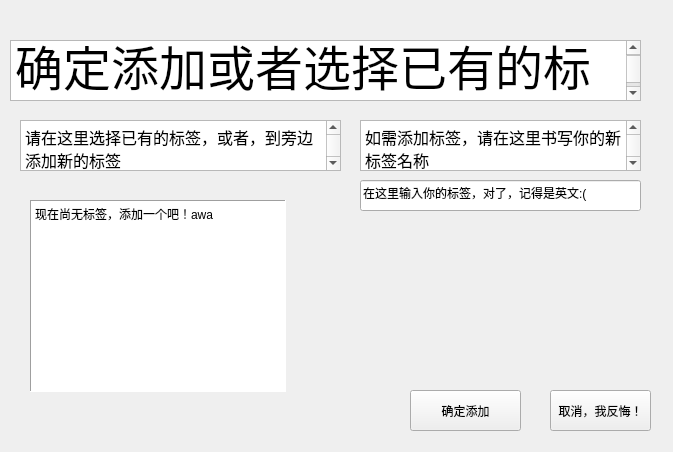
Before: the Qt Designer form JLU_Image_TransAnd_Label/labelquerydialog.ui in Charliechen114514/Jilin_University_ImageLabel_SoftWare, drawn with Qt 5.
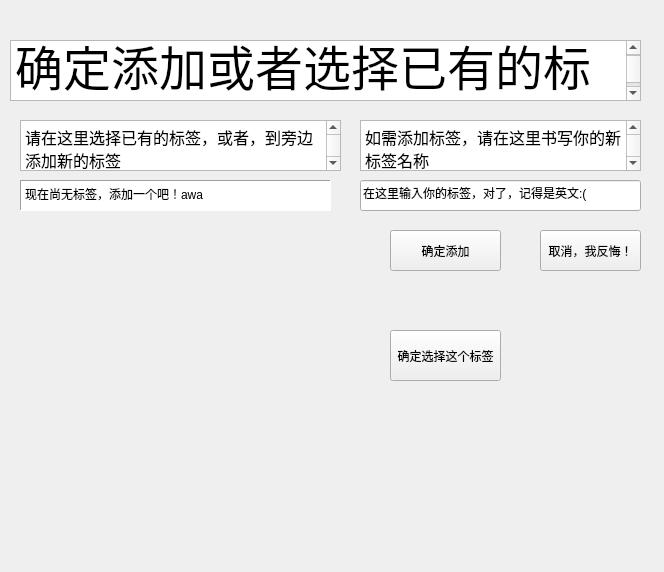
After: the same form once the commit is applied. Custom widgets are drawn as their Qt base class.

What changed in the file:
```diff
--- a/JLU_Image_TransAnd_Label/labelquerydialog.ui
+++ b/JLU_Image_TransAnd_Label/labelquerydialog.ui
@@ -6,8 +6,8 @@
    <rect>
     <x>0</x>
     <y>0</y>
-    <width>673</width>
-    <height>452</height>
+    <width>664</width>
+    <height>572</height>
    </rect>
   </property>
   <property name="windowTitle">
@@ -69,8 +69,8 @@
   <widget class="QPushButton" name="acceptAndAddBtn">
    <property name="geometry">
     <rect>
-     <x>410</x>
-     <y>390</y>
+     <x>390</x>
+     <y>230</y>
      <width>111</width>
      <height>41</height>
     </rect>
@@ -82,8 +82,8 @@
   <widget class="QPushButton" name="rejectAndTryAgainBtn">
    <property name="geometry">
     <rect>
-     <x>550</x>
-     <y>390</y>
+     <x>540</x>
+     <y>230</y>
      <width>101</width>
      <height>41</height>
     </rect>
@@ -116,17 +116,26 @@
    <property name="geometry">
     <rect>
      <x>30</x>
-     <y>200</y>
+     <y>220</y>
      <width>311</width>
-     <height>221</height>
+     <height>331</height>
     </rect>
    </property>
    <layout class="QVBoxLayout" name="showbox">
     <property name="sizeConstraint">
      <enum>QLayout::SetFixedSize</enum>
     </property>
-    <item>
+   </layout>
+  </widget>
      <widget class="QTextBrowser" name="showLabelCountsTxtBrowser">
+   <property name="geometry">
+    <rect>
+     <x>20</x>
+     <y>180</y>
+     <width>311</width>
+     <height>31</height>
+    </rect>
+   </property>
       <property name="frameShape">
        <enum>QFrame::Panel</enum>
       </property>
@@ -141,8 +150,18 @@
 &lt;p style=&quot; margin-top:0px; margin-bottom:0px; margin-left:0px; margin-right:0px; -qt-block-indent:0; text-indent:0px;&quot;&gt;现在尚无标签，添加一个吧！awa&lt;/p&gt;&lt;/body&gt;&lt;/html&gt;</string>
       </property>
      </widget>
-    </item>
-   </layout>
+  <widget class="QPushButton" name="ensureTheLabelRes">
+   <property name="geometry">
+    <rect>
+     <x>390</x>
+     <y>330</y>
+     <width>111</width>
+     <height>51</height>
+    </rect>
+   </property>
+   <property name="text">
+    <string>确定选择这个标签</string>
+   </property>
   </widget>
  </widget>
  <customwidgets>
```
Lines whose indentation alone changed are shown as unchanged.
